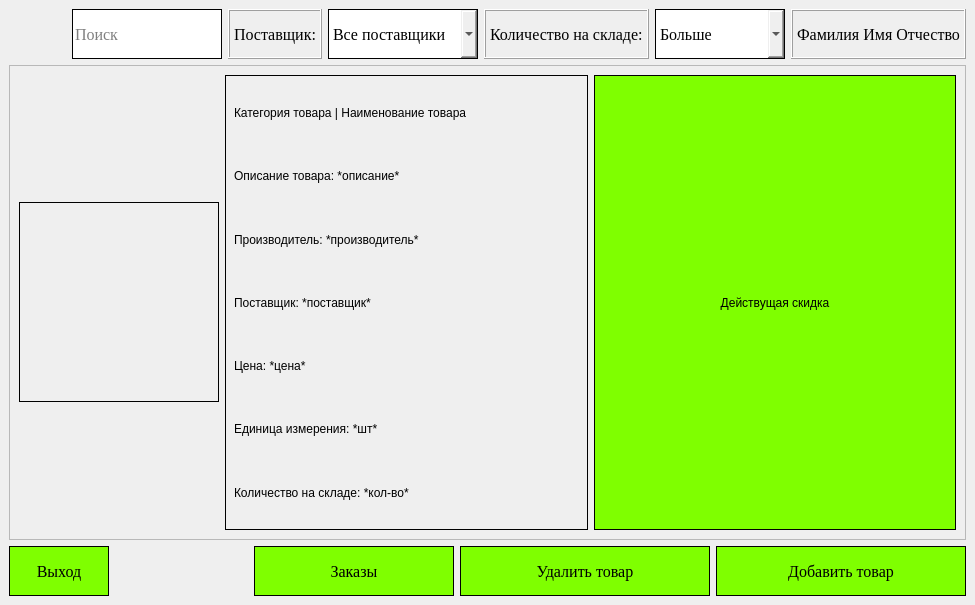
First picture: the form in Ui/product_list_administrator.ui, repository mediumperson/shoe-shop-demo-exam, before the edit.
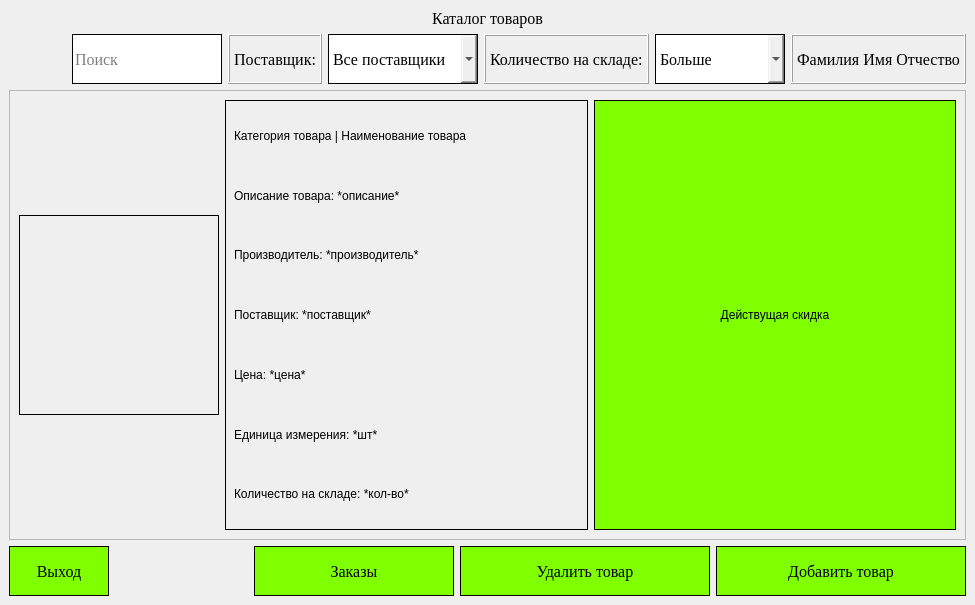
Second picture: the form after the edit. Icons and pictures are not drawn.

```diff
--- a/Ui/product_list_administrator.ui
+++ b/Ui/product_list_administrator.ui
@@ -373,7 +373,7 @@
          <x>0</x>
          <y>0</y>
          <width>953</width>
-         <height>434</height>
+         <height>410</height>
         </rect>
        </property>
        <layout class="QHBoxLayout" name="horizontalLayout_2">
@@ -639,6 +639,16 @@
       </widget>
      </widget>
     </item>
+    <item row="0" column="0">
+     <widget class="QLabel" name="label_3">
+      <property name="text">
+       <string>Каталог товаров</string>
+      </property>
+      <property name="alignment">
+       <set>Qt::AlignmentFlag::AlignCenter</set>
+      </property>
+     </widget>
+    </item>
    </layout>
   </widget>
   <widget class="QMenuBar" name="menubar">
```
